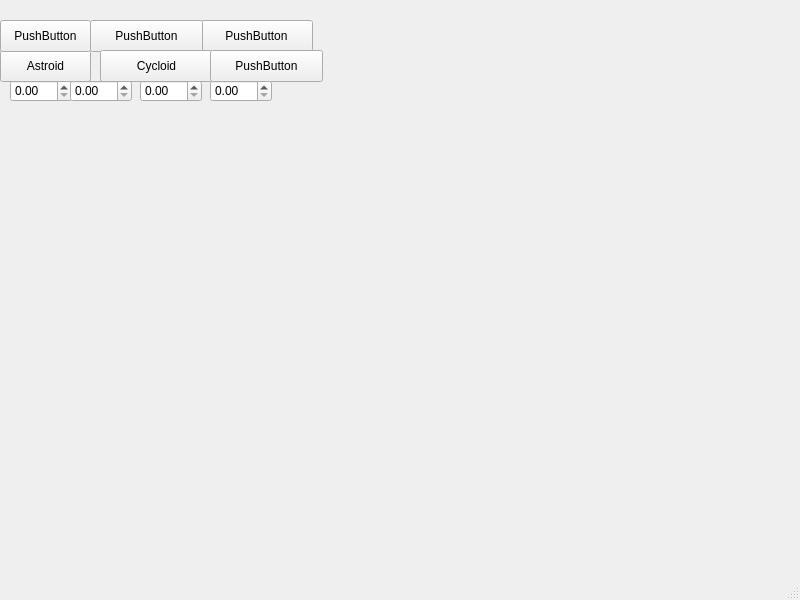
Old version of the form mainwindow.ui in the repository WSU-4110/Math_Scriptum.
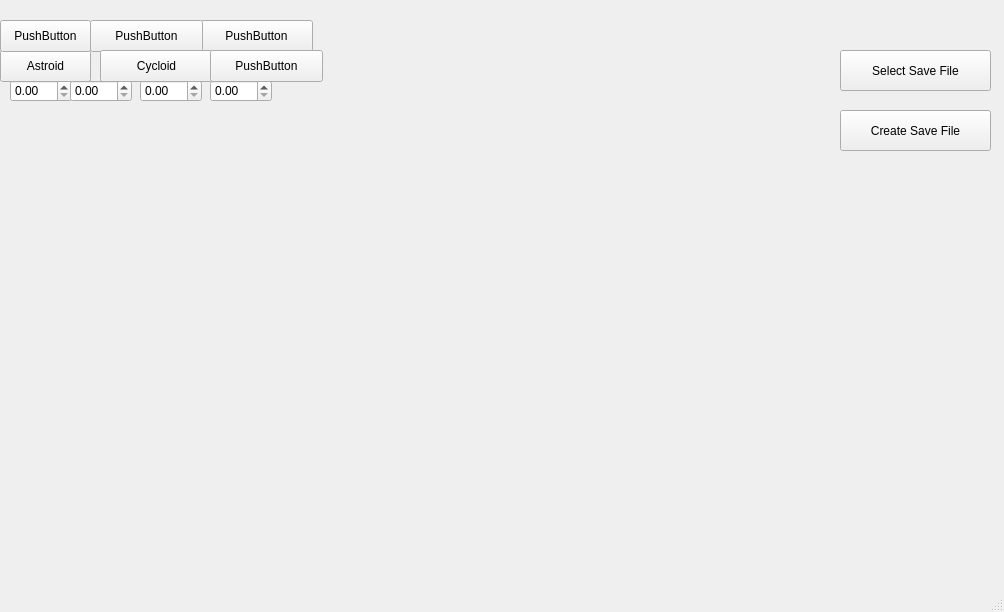
New version of the form. Custom widgets are drawn as their Qt base class.

Commit message:
Save and Select File Buttons
Save File Button and Select File Button were created.

```diff
--- a/mainwindow.ui
+++ b/mainwindow.ui
@@ -6,8 +6,8 @@
    <rect>
     <x>0</x>
     <y>0</y>
-    <width>800</width>
-    <height>600</height>
+    <width>1004</width>
+    <height>612</height>
    </rect>
   </property>
   <property name="windowTitle">
@@ -162,6 +162,32 @@
      </rect>
     </property>
    </widget>
+   <widget class="QPushButton" name="selectSaveFileButton">
+    <property name="geometry">
+     <rect>
+      <x>840</x>
+      <y>50</y>
+      <width>151</width>
+      <height>41</height>
+     </rect>
+    </property>
+    <property name="text">
+     <string>Select Save File</string>
+    </property>
+   </widget>
+   <widget class="QPushButton" name="createSaveFileButton">
+    <property name="geometry">
+     <rect>
+      <x>840</x>
+      <y>110</y>
+      <width>151</width>
+      <height>41</height>
+     </rect>
+    </property>
+    <property name="text">
+     <string>Create Save File</string>
+    </property>
+   </widget>
   </widget>
   <widget class="QMenuBar" name="menubar">
    <property name="geometry">
```
Left out of the diff: 4 changed lines with no effect on the pictures. The commit also changes 2 other files.
